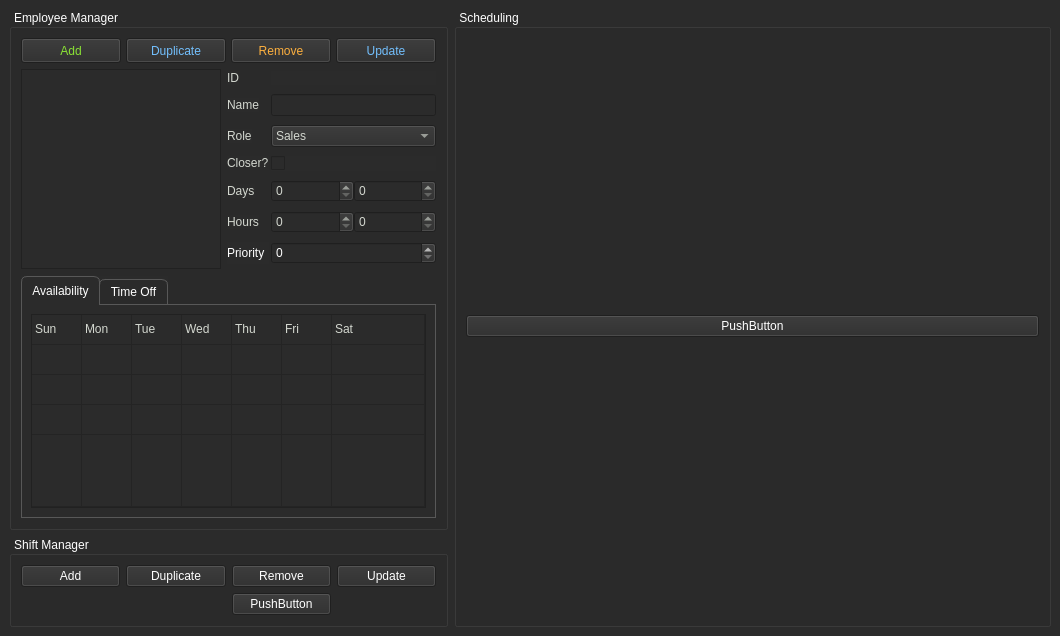
Above: autoschedservice.ui from smigii/AutoSchedService before the change. Below: the same form after it.
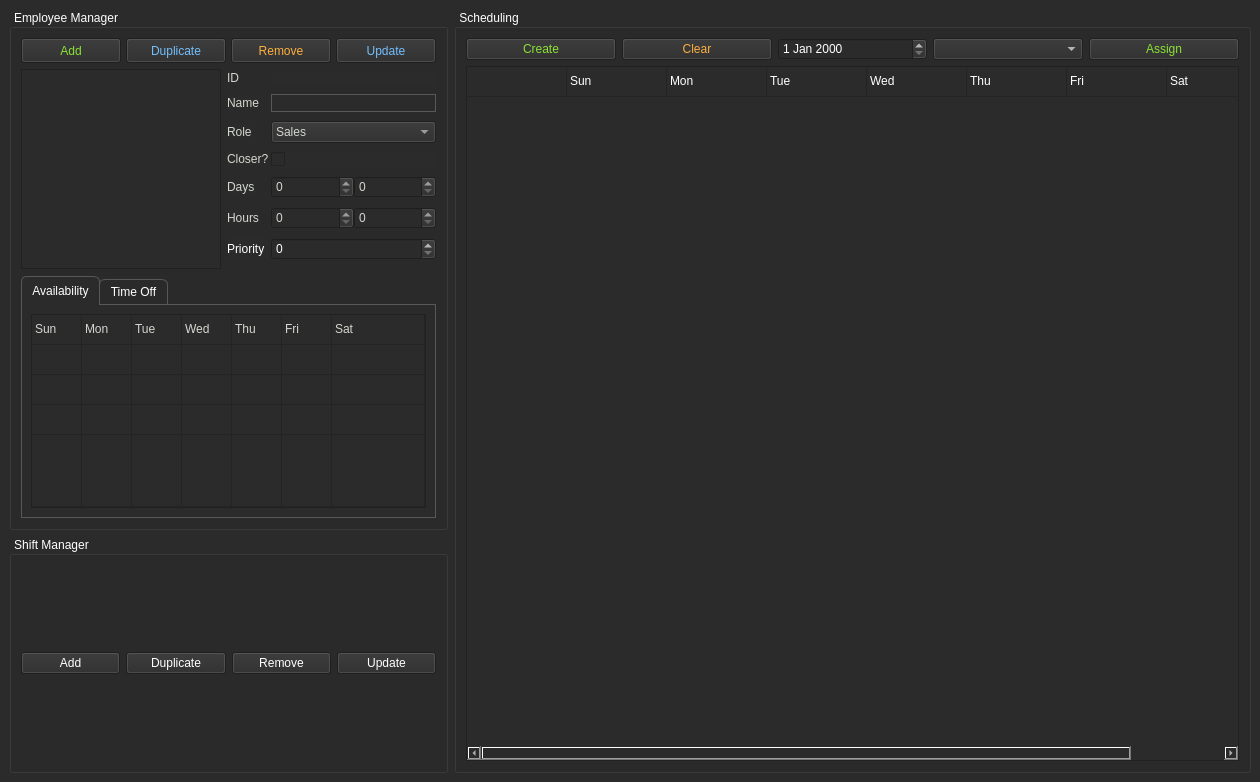
That is the form after the change.

Commit message:
Added Schedule table
schedule table will load all employees in at start up
schedule table and employee list are connected,
	any changes made in emp list will take efffect in sched table
update button connected to availabilty table

What changed in the file:
```diff
--- a/autoschedservice.ui
+++ b/autoschedservice.ui
@@ -6,8 +6,8 @@
    <rect>
     <x>0</x>
     <y>0</y>
-    <width>1060</width>
-    <height>626</height>
+    <width>1260</width>
+    <height>782</height>
    </rect>
   </property>
   <property name="sizePolicy">
@@ -449,7 +449,8 @@
             </sizepolicy>
            </property>
            <property name="styleSheet">
-            <string notr="true">color: rgb(211, 215, 207);</string>
+            <string notr="true">color: rgb(211, 215, 207);
+border: 1px solid rgb(88, 88, 88);</string>
            </property>
           </widget>
          </item>
@@ -787,13 +788,6 @@
          </property>
         </widget>
        </item>
-       <item row="1" column="2">
-        <widget class="QPushButton" name="pushButton_2">
-         <property name="text">
-          <string>PushButton</string>
-         </property>
-        </widget>
-       </item>
       </layout>
      </widget>
     </item>
@@ -812,13 +806,146 @@
        <string> Scheduling </string>
       </property>
       <layout class="QGridLayout" name="gridLayout_3">
-       <item row="1" column="0">
+       <item row="0" column="1">
+        <widget class="QPushButton" name="pushButton_2">
+         <property name="styleSheet">
+          <string notr="true">color: rgb(252, 175, 62);</string>
+         </property>
+         <property name="text">
+          <string>Clear</string>
+         </property>
+        </widget>
+       </item>
+       <item row="0" column="4">
+        <widget class="QPushButton" name="pushButton_3">
+         <property name="styleSheet">
+          <string notr="true">color: rgb(138, 226, 52);</string>
+         </property>
+         <property name="text">
+          <string>Assign</string>
+         </property>
+        </widget>
+       </item>
+       <item row="0" column="3">
+        <widget class="QComboBox" name="comboBox"/>
+       </item>
+       <item row="2" column="0" colspan="5">
+        <widget class="QTableWidget" name="tableWidget_schedule">
+         <property name="sizePolicy">
+          <sizepolicy hsizetype="Expanding" vsizetype="Expanding">
+           <horstretch>0</horstretch>
+           <verstretch>0</verstretch>
+          </sizepolicy>
+         </property>
+         <property name="styleSheet">
+          <string notr="true"/>
+         </property>
+         <property name="rowCount">
+          <number>1</number>
+         </property>
+         <property name="columnCount">
+          <number>8</number>
+         </property>
+         <attribute name="horizontalHeaderVisible">
+          <bool>false</bool>
+         </attribute>
+         <attribute name="horizontalHeaderHighlightSections">
+          <bool>true</bool>
+         </attribute>
+         <attribute name="horizontalHeaderStretchLastSection">
+          <bool>false</bool>
+         </attribute>
+         <attribute name="verticalHeaderVisible">
+          <bool>false</bool>
+         </attribute>
+         <attribute name="verticalHeaderStretchLastSection">
+          <bool>false</bool>
+         </attribute>
+         <row/>
+         <column/>
+         <column/>
+         <column/>
+         <column/>
+         <column/>
+         <column/>
+         <column/>
+         <column/>
+         <item row="0" column="0">
+          <property name="flags">
+           <set>ItemIsDragEnabled|ItemIsDropEnabled|ItemIsUserCheckable|ItemIsEnabled</set>
+          </property>
+         </item>
+         <item row="0" column="1">
+          <property name="text">
+           <string>Sun</string>
+          </property>
+          <property name="flags">
+           <set>ItemIsDragEnabled|ItemIsDropEnabled|ItemIsUserCheckable|ItemIsEnabled</set>
+          </property>
+         </item>
+         <item row="0" column="2">
+          <property name="text">
+           <string>Mon</string>
+          </property>
+          <property name="flags">
+           <set>ItemIsDragEnabled|ItemIsDropEnabled|ItemIsUserCheckable|ItemIsEnabled</set>
+          </property>
+         </item>
+         <item row="0" column="3">
+          <property name="text">
+           <string>Tue</string>
+          </property>
+          <property name="flags">
+           <set>ItemIsDragEnabled|ItemIsDropEnabled|ItemIsUserCheckable|ItemIsEnabled</set>
+          </property>
+         </item>
+         <item row="0" column="4">
+          <property name="text">
+           <string>Wed</string>
+          </property>
+          <property name="flags">
+           <set>ItemIsDragEnabled|ItemIsDropEnabled|ItemIsUserCheckable|ItemIsEnabled</set>
+          </property>
+         </item>
+         <item row="0" column="5">
+          <property name="text">
+           <string>Thu</string>
+          </property>
+          <property name="flags">
+           <set>ItemIsDragEnabled|ItemIsDropEnabled|ItemIsUserCheckable|ItemIsEnabled</set>
+          </property>
+         </item>
+         <item row="0" column="6">
+          <property name="text">
+           <string>Fri</string>
+          </property>
+          <property name="flags">
+           <set>ItemIsDragEnabled|ItemIsDropEnabled|ItemIsUserCheckable|ItemIsEnabled</set>
+          </property>
+         </item>
+         <item row="0" column="7">
+          <property name="text">
+           <string>Sat</string>
+          </property>
+          <property name="flags">
+           <set>ItemIsDragEnabled|ItemIsDropEnabled|ItemIsUserCheckable|ItemIsEnabled</set>
+          </property>
+         </item>
+        </widget>
+       </item>
+       <item row="0" column="0">
         <widget class="QPushButton" name="pushButton">
+         <property name="styleSheet">
+          <string notr="true">color: rgb(138, 226, 52);</string>
+         </property>
          <property name="text">
-          <string>PushButton</string>
+          <string>Create</string>
          </property>
         </widget>
        </item>
+       <item row="0" column="2">
+        <widget class="QDateEdit" name="dateEdit"/>
+       </item>
       </layout>
      </widget>
     </item>
```
Left out of the diff: 30 changed lines with no effect on the pictures. The commit also changes 11 other files.
